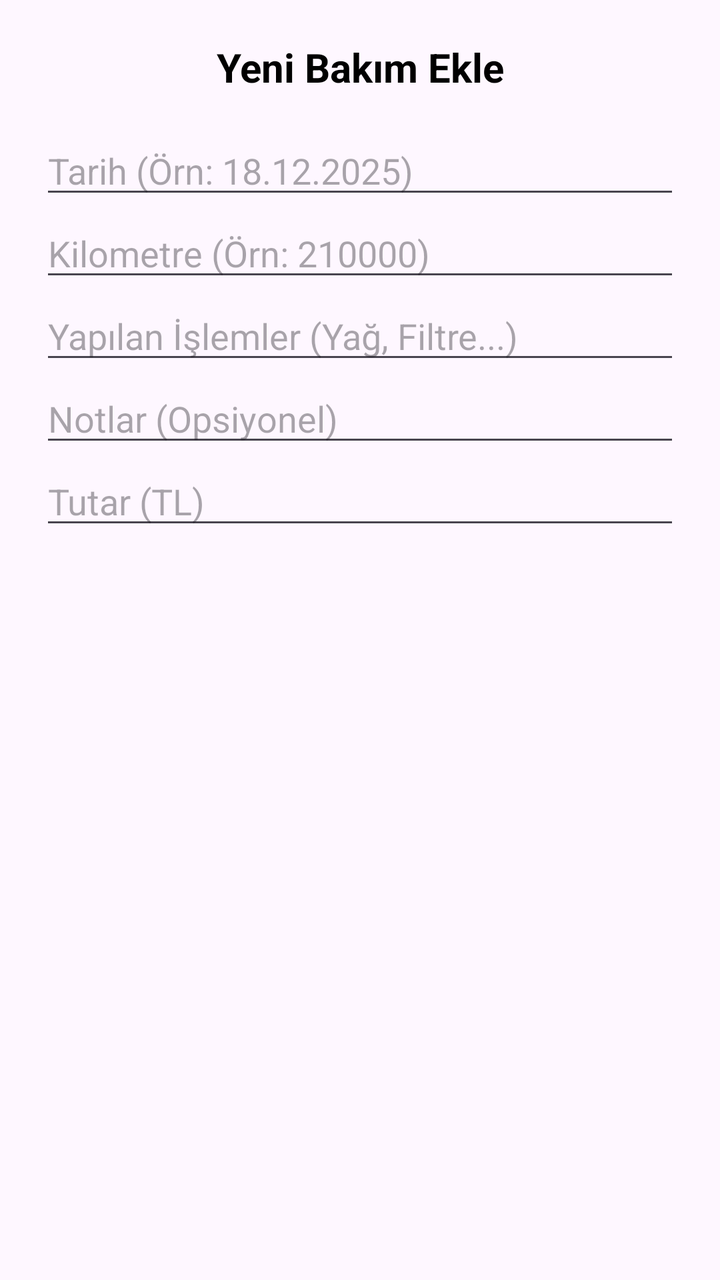
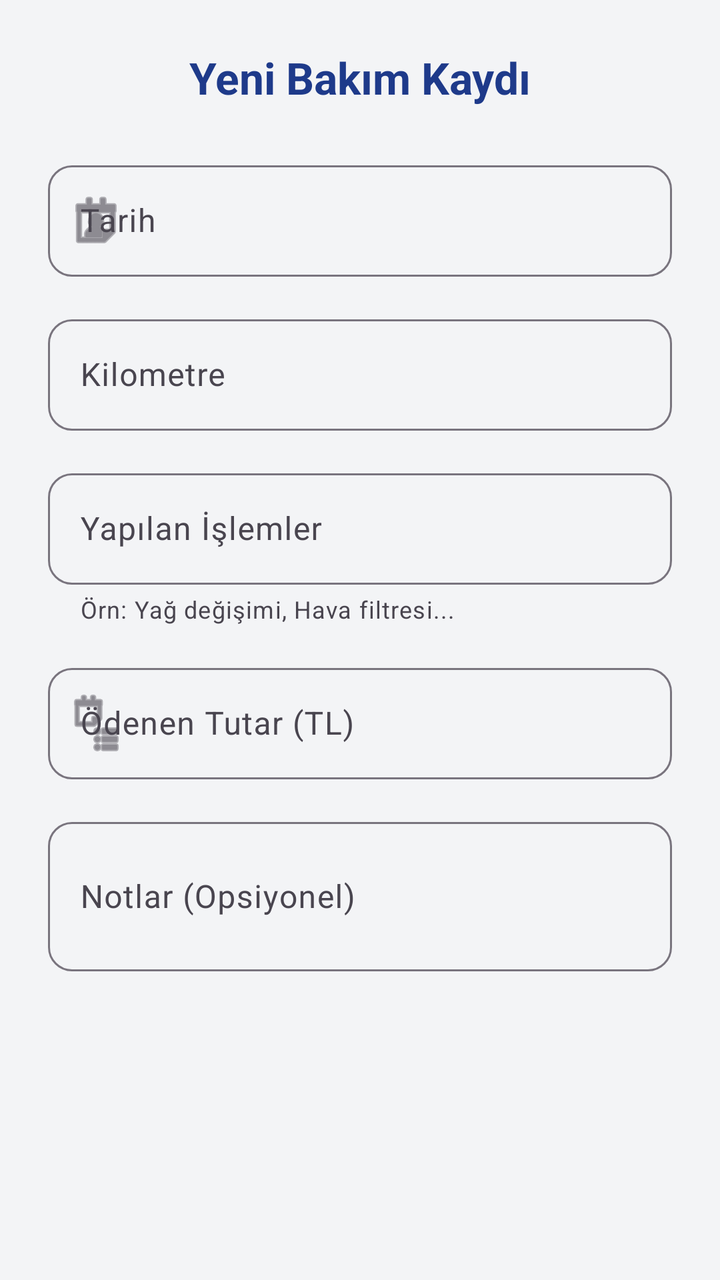

Compare the two renders of this Android layout. The source of the first and the diff that turns it into the second are given below.
<!-- AndroidManifest.xml: application theme Theme.Garajim -->
<!-- res/layout/dialog_add_maintenance.xml -->
<?xml version="1.0" encoding="utf-8"?>
<LinearLayout xmlns:android="http://schemas.android.com/apk/res/android"
    android:layout_width="match_parent"
    android:layout_height="wrap_content"
    android:orientation="vertical"
    android:padding="20dp">

    <TextView
        android:layout_width="match_parent"
        android:layout_height="wrap_content"
        android:text="Yeni Bakım Ekle"
        android:textSize="20sp"
        android:textStyle="bold"
        android:gravity="center"
        android:layout_marginBottom="16dp"
        android:textColor="@color/black"/>

    <EditText
        android:id="@+id/etDate"
        android:layout_width="match_parent"
        android:layout_height="wrap_content"
        android:hint="Tarih (Örn: 18.12.2025)"
        android:inputType="date"/>

    <EditText
        android:id="@+id/etKm"
        android:layout_width="match_parent"
        android:layout_height="wrap_content"
        android:hint="Kilometre (Örn: 210000)"
        android:inputType="number"/>

    <EditText
        android:id="@+id/etOperations"
        android:layout_width="match_parent"
        android:layout_height="wrap_content"
        android:hint="Yapılan İşlemler (Yağ, Filtre...)"/>

    <EditText
        android:id="@+id/etNotes"
        android:layout_width="match_parent"
        android:layout_height="wrap_content"
        android:hint="Notlar (Opsiyonel)"/>

    <EditText
        android:id="@+id/etCost"
        android:layout_width="match_parent"
        android:layout_height="wrap_content"
        android:hint="Tutar (TL)"
        android:inputType="number"/>

</LinearLayout>
<!-- resources referenced by this layout -->
<resources>
  <color name="black">#FF000000</color>
  <style name="Theme.Garajim" parent="Base.Theme.Garajim" />
  <style name="Base.Theme.Garajim" parent="Theme.Material3.DayNight.NoActionBar">
          
          
      </style>
</resources>

<!-- the commit's change to res/layout/dialog_add_maintenance.xml (unified diff, before → after) -->
@@ -1,51 +1,113 @@
 <?xml version="1.0" encoding="utf-8"?>
-<LinearLayout xmlns:android="http://schemas.android.com/apk/res/android"
+<ScrollView xmlns:android="http://schemas.android.com/apk/res/android"
+    xmlns:app="http://schemas.android.com/apk/res-auto"
     android:layout_width="match_parent"
-    android:layout_height="wrap_content"
-    android:orientation="vertical"
-    android:padding="20dp">
+    android:layout_height="wrap_content">
 
-    <TextView
+    <LinearLayout
         android:layout_width="match_parent"
         android:layout_height="wrap_content"
-        android:text="Yeni Bakım Ekle"
-        android:textSize="20sp"
-        android:textStyle="bold"
-        android:gravity="center"
-        android:layout_marginBottom="16dp"
-        android:textColor="@color/black"/>
+        android:orientation="vertical"
+        android:padding="24dp">
 
-    <EditText
-        android:id="@+id/etDate"
-        android:layout_width="match_parent"
-        android:layout_height="wrap_content"
-        android:hint="Tarih (Örn: 18.12.2025)"
-        android:inputType="date"/>
+        <TextView
+            android:layout_width="match_parent"
+            android:layout_height="wrap_content"
+            android:text="Yeni Bakım Kaydı"
+            android:textSize="22sp"
+            android:textStyle="bold"
+            android:gravity="center"
+            android:layout_marginBottom="24dp"
+            android:textColor="@color/garaj_blue"/>
 
-    <EditText
-        android:id="@+id/etKm"
-        android:layout_width="match_parent"
-        android:layout_height="wrap_content"
-        android:hint="Kilometre (Örn: 210000)"
-        android:inputType="number"/>
+        <com.google.android.material.textfield.TextInputLayout
+            android:layout_width="match_parent"
+            android:layout_height="wrap_content"
+            android:hint="Tarih"
+            app:startIconDrawable="@android:drawable/ic_menu_my_calendar"
+            app:boxBackgroundMode="outline"
+            app:boxCornerRadiusTopStart="12dp"
+            app:boxCornerRadiusTopEnd="12dp"
+            app:boxCornerRadiusBottomStart="12dp"
+            app:boxCornerRadiusBottomEnd="12dp"
+            android:layout_marginBottom="16dp">
+            <com.google.android.material.textfield.TextInputEditText
+                android:id="@+id/etDate"
+                android:layout_width="match_parent"
+                android:layout_height="wrap_content"
+                android:inputType="date"
+                android:focusable="false"/> </com.google.android.material.textfield.TextInputLayout>
 
-    <EditText
-        android:id="@+id/etOperations"
-        android:layout_width="match_parent"
-        android:layout_height="wrap_content"
-        android:hint="Yapılan İşlemler (Yağ, Filtre...)"/>
+        <com.google.android.material.textfield.TextInputLayout
+            android:layout_width="match_parent"
+            android:layout_height="wrap_content"
+            android:hint="Kilometre"
+            app:endIconMode="clear_text"
+            app:boxBackgroundMode="outline"
+            app:boxCornerRadiusTopStart="12dp"
+            app:boxCornerRadiusTopEnd="12dp"
+            app:boxCornerRadiusBottomStart="12dp"
+            app:boxCornerRadiusBottomEnd="12dp"
+            android:layout_marginBottom="16dp">
+            <com.google.android.material.textfield.TextInputEditText
+                android:id="@+id/etKm"
+                android:layout_width="match_parent"
+                android:layout_height="wrap_content"
+                android:inputType="number"/>
+        </com.google.android.material.textfield.TextInputLayout>
 
-    <EditText
-        android:id="@+id/etNotes"
-        android:layout_width="match_parent"
-        android:layout_height="wrap_content"
-        android:hint="Notlar (Opsiyonel)"/>
+        <com.google.android.material.textfield.TextInputLayout
+            android:layout_width="match_parent"
+            android:layout_height="wrap_content"
+            android:hint="Yapılan İşlemler"
+            app:helperText="Örn: Yağ değişimi, Hava filtresi..."
+            app:boxBackgroundMode="outline"
+            app:boxCornerRadiusTopStart="12dp"
+            app:boxCornerRadiusTopEnd="12dp"
+            app:boxCornerRadiusBottomStart="12dp"
+            app:boxCornerRadiusBottomEnd="12dp"
+            android:layout_marginBottom="16dp">
+            <com.google.android.material.textfield.TextInputEditText
+                android:id="@+id/etOperations"
+                android:layout_width="match_parent"
+                android:layout_height="wrap_content"
+                android:inputType="textCapSentences"/>
+        </com.google.android.material.textfield.TextInputLayout>
 
-    <EditText
-        android:id="@+id/etCost"
-        android:layout_width="match_parent"
-        android:layout_height="wrap_content"
-        android:hint="Tutar (TL)"
-        android:inputType="number"/>
+        <com.google.android.material.textfield.TextInputLayout
+            android:layout_width="match_parent"
+            android:layout_height="wrap_content"
+            android:hint="Ödenen Tutar (TL)"
+            app:startIconDrawable="@android:drawable/ic_menu_agenda"
+            app:boxBackgroundMode="outline"
+            app:boxCornerRadiusTopStart="12dp"
+            app:boxCornerRadiusTopEnd="12dp"
+            app:boxCornerRadiusBottomStart="12dp"
+            app:boxCornerRadiusBottomEnd="12dp"
+            android:layout_marginBottom="16dp">
+            <com.google.android.material.textfield.TextInputEditText
+                android:id="@+id/etCost"
+                android:layout_width="match_parent"
+                android:layout_height="wrap_content"
+                android:inputType="numberDecimal"/>
+        </com.google.android.material.textfield.TextInputLayout>
 
-</LinearLayout>
+        <com.google.android.material.textfield.TextInputLayout
+            android:layout_width="match_parent"
+            android:layout_height="wrap_content"
+            android:hint="Notlar (Opsiyonel)"
+            app:boxBackgroundMode="outline"
+            app:boxCornerRadiusTopStart="12dp"
+            app:boxCornerRadiusTopEnd="12dp"
+            app:boxCornerRadiusBottomStart="12dp"
+            app:boxCornerRadiusBottomEnd="12dp">
+            <com.google.android.material.textfield.TextInputEditText
+                android:id="@+id/etNotes"
+                android:layout_width="match_parent"
+                android:layout_height="wrap_content"
+                android:inputType="textMultiLine"
+                android:minLines="2"/>
+        </com.google.android.material.textfield.TextInputLayout>
+
+    </LinearLayout>
+</ScrollView>
<!-- resource entries referenced after the edit -->
@@ -1,10 +1,19 @@
 <!-- resources referenced by this layout -->
 <resources>
-  <color name="black">#FF000000</color>
+  <color name="garaj_blue">#1E3A8A</color>
   <style name="Theme.Garajim" parent="Base.Theme.Garajim" />
   <style name="Base.Theme.Garajim" parent="Theme.Material3.DayNight.NoActionBar">
-          
-          
-      </style>
+          <item name="colorPrimary">@color/garaj_blue</item>
+          <item name="colorOnPrimary">@color/white</item>
+          <item name="colorSecondary">@color/garaj_orange</item>
+          <item name="colorOnSecondary">@color/white</item>
+  
+          <item name="android:colorBackground">@color/background_gray</item>
+  
+          <item name="android:statusBarColor">@color/background_gray</item>
+          <item name="android:windowLightStatusBar">true</item> </style>
+  <color name="white">#FFFFFF</color>
+  <color name="garaj_orange">#F97316</color>
+  <color name="background_gray">#F3F4F6</color>
 </resources>
 
